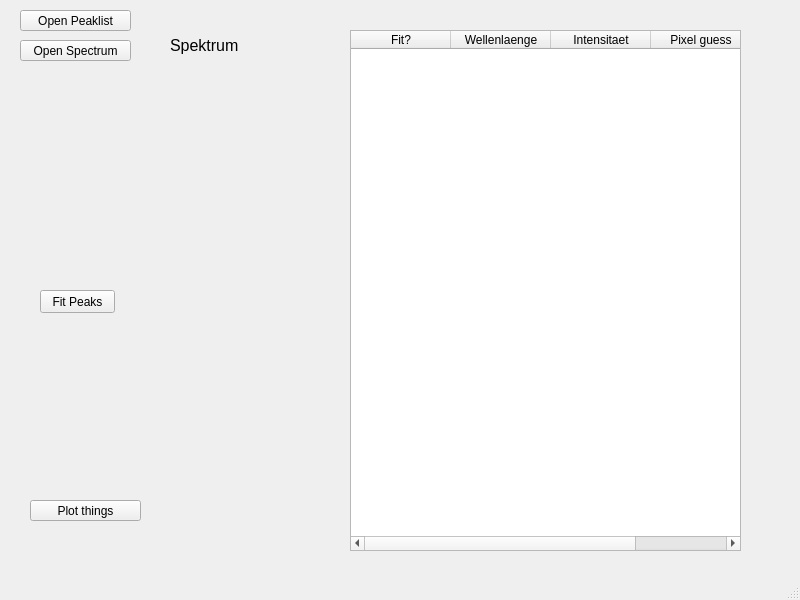
Before: the Qt Designer form Fittergui.ui in rnoske/Specfit, drawn with Qt 5.
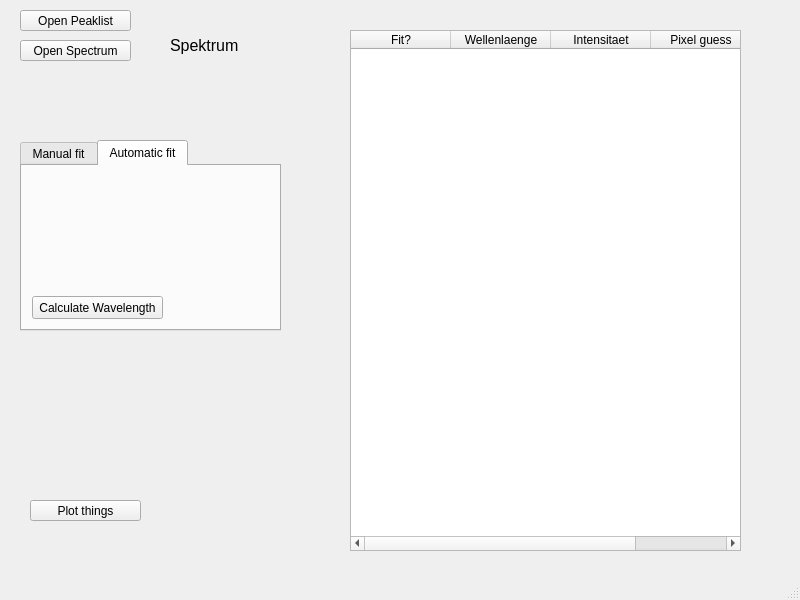
After: the same form once the commit is applied.

Commit message: automatic wavelength calibration

What changed in the file:
```diff
--- a/Fittergui.ui
+++ b/Fittergui.ui
@@ -78,19 +78,6 @@
      <string>Plot things</string>
     </property>
    </widget>
-   <widget class="QPushButton" name="FitPeaks_pushButton">
-    <property name="geometry">
-     <rect>
-      <x>40</x>
-      <y>290</y>
-      <width>75</width>
-      <height>23</height>
-     </rect>
-    </property>
-    <property name="text">
-     <string>Fit Peaks</string>
-    </property>
-   </widget>
    <widget class="QTableWidget" name="Peaklist_Table">
     <property name="geometry">
      <rect>
@@ -139,6 +126,55 @@
      </property>
     </column>
    </widget>
+   <widget class="QTabWidget" name="tabWidget">
+    <property name="geometry">
+     <rect>
+      <x>20</x>
+      <y>140</y>
+      <width>261</width>
+      <height>191</height>
+     </rect>
+    </property>
+    <property name="currentIndex">
+     <number>1</number>
+    </property>
+    <widget class="QWidget" name="tab">
+     <attribute name="title">
+      <string>Manual fit</string>
+     </attribute>
+     <widget class="QPushButton" name="FitPeaksManual_pushButton">
+      <property name="geometry">
+       <rect>
+        <x>10</x>
+        <y>10</y>
+        <width>121</width>
+        <height>23</height>
+       </rect>
+      </property>
+      <property name="text">
+       <string>Fit wavelength</string>
+      </property>
+     </widget>
+    </widget>
+    <widget class="QWidget" name="tab_2">
+     <attribute name="title">
+      <string>Automatic fit</string>
+     </attribute>
+     <widget class="QPushButton" name="fitPeaksAutomatic_pushButton">
+      <property name="geometry">
+       <rect>
+        <x>10</x>
+        <y>130</y>
+        <width>131</width>
+        <height>23</height>
+       </rect>
+      </property>
+      <property name="text">
+       <string>Calculate Wavelength</string>
+      </property>
+     </widget>
+    </widget>
+   </widget>
   </widget>
   <widget class="QMenuBar" name="menubar">
    <property name="geometry">
```
Left out of the diff: 29 changed lines with no effect on the pictures. The commit also changes 4 other files.
